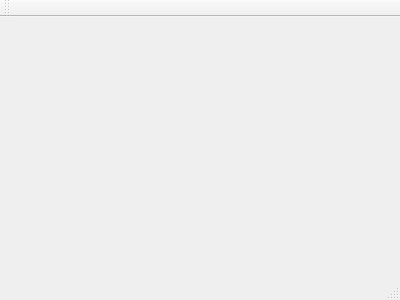
Old version of the form mainwindow.ui in the repository klaudia1017/program1.
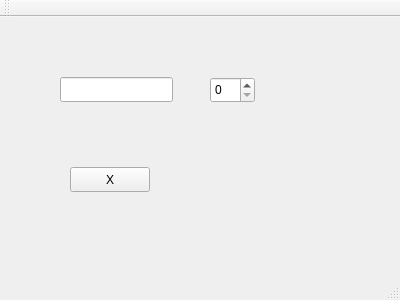
New version of the form.

Commit message:
spinBox to TextBox
...

The edit to the form file:
```diff
--- a/mainwindow.ui
+++ b/mainwindow.ui
@@ -12,13 +12,62 @@
   <property name="windowTitle" >
    <string>MainWindow</string>
   </property>
-  <widget class="QMenuBar" name="menuBar" />
-  <widget class="QToolBar" name="mainToolBar" />
-  <widget class="QWidget" name="centralWidget" />
-  <widget class="QStatusBar" name="statusBar" />
+  <widget class="QWidget" name="centralWidget">
+   <widget class="QPushButton" name="pushButton">
+    <property name="geometry">
+     <rect>
+      <x>70</x>
+      <y>150</y>
+      <width>80</width>
+      <height>25</height>
+     </rect>
+    </property>
+    <property name="text">
+     <string>X</string>
+    </property>
+   </widget>
+   <widget class="QLineEdit" name="textBox1">
+    <property name="geometry">
+     <rect>
+      <x>60</x>
+      <y>60</y>
+      <width>113</width>
+      <height>25</height>
+     </rect>
+    </property>
+   </widget>
+   <widget class="QSpinBox" name="spinBox">
+    <property name="geometry">
+     <rect>
+      <x>210</x>
+      <y>60</y>
+      <width>45</width>
+      <height>26</height>
+     </rect>
+    </property>
+   </widget>
+  </widget>
+  <widget class="QMenuBar" name="menuBar">
+   <property name="geometry">
+    <rect>
+     <x>0</x>
+     <y>0</y>
+     <width>400</width>
+     <height>22</height>
+    </rect>
+   </property>
+  </widget>
+  <widget class="QToolBar" name="mainToolBar">
+   <attribute name="toolBarArea">
+    <enum>TopToolBarArea</enum>
+   </attribute>
+   <attribute name="toolBarBreak">
+    <bool>false</bool>
+   </attribute>
+  </widget>
+  <widget class="QStatusBar" name="statusBar"/>
  </widget>
- <layoutDefault spacing="6" margin="11" />
- <pixmapfunction></pixmapfunction>
+ <layoutdefault spacing="6" margin="11"/>
  <resources/>
  <connections/>
 </ui>
```
Left out of the diff: 7 changed lines with no effect on the pictures. The commit also changes 2 other files.
